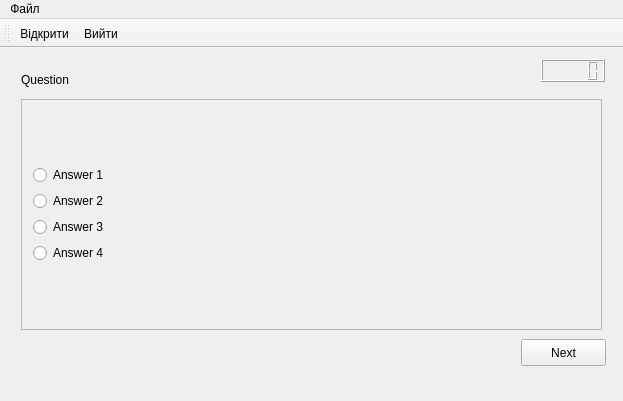
Before: the Qt Designer form mainwindow.ui in Angelys/KnowledgeTest, drawn with Qt 5.
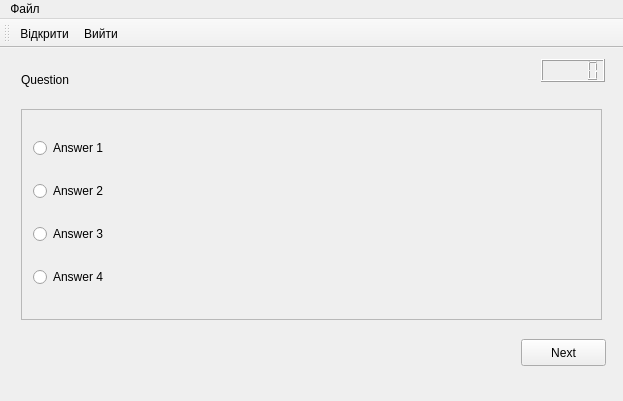
After: the same form once the commit is applied. Icons and pictures are not drawn.

Diff of the .ui file:
```diff
--- a/mainwindow.ui
+++ b/mainwindow.ui
@@ -119,9 +119,9 @@
         <property name="geometry">
          <rect>
           <x>10</x>
-          <y>40</y>
+          <y>50</y>
           <width>581</width>
-          <height>231</height>
+          <height>211</height>
          </rect>
         </property>
         <property name="widgetResizable">
@@ -133,12 +133,10 @@
            <x>0</x>
            <y>0</y>
            <width>579</width>
-           <height>229</height>
+           <height>209</height>
           </rect>
          </property>
-         <layout class="QGridLayout" name="gridLayout_2">
-          <item row="0" column="0">
-           <layout class="QVBoxLayout" name="verticalLayout_2">
+         <layout class="QVBoxLayout" name="verticalLayout">
             <item>
              <widget class="QRadioButton" name="answer1">
               <property name="text">
@@ -166,8 +164,6 @@
                <string>Answer 4</string>
               </property>
              </widget>
-            </item>
-           </layout>
           </item>
          </layout>
         </widget>
```
Lines whose indentation alone changed are shown as unchanged.
